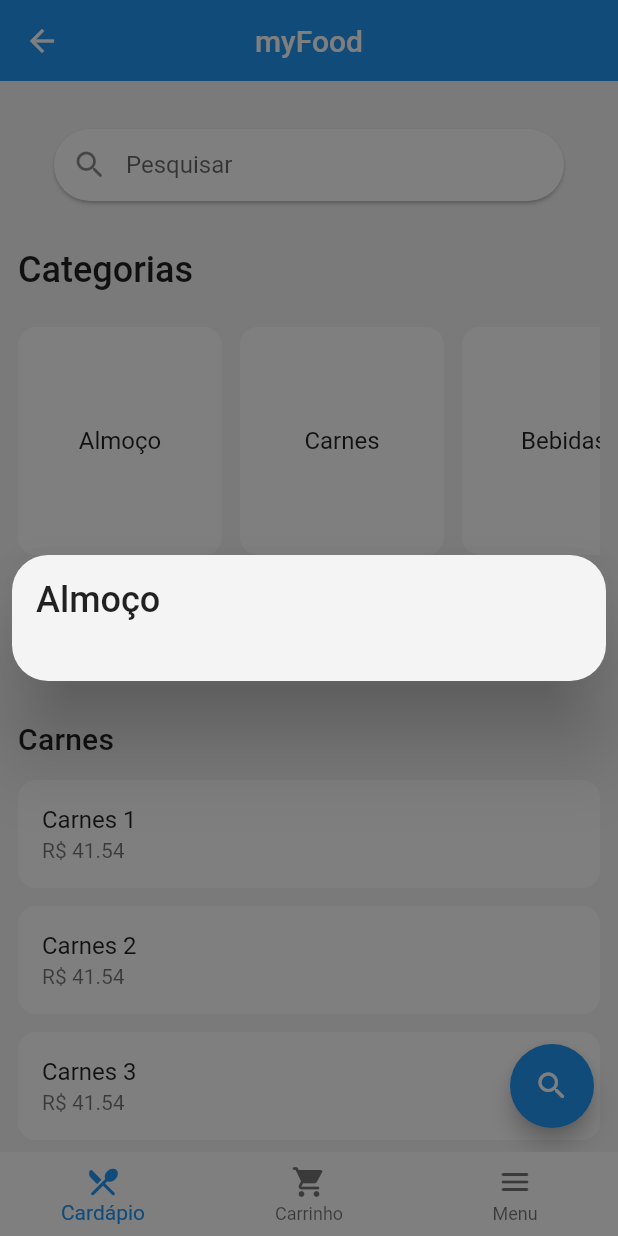
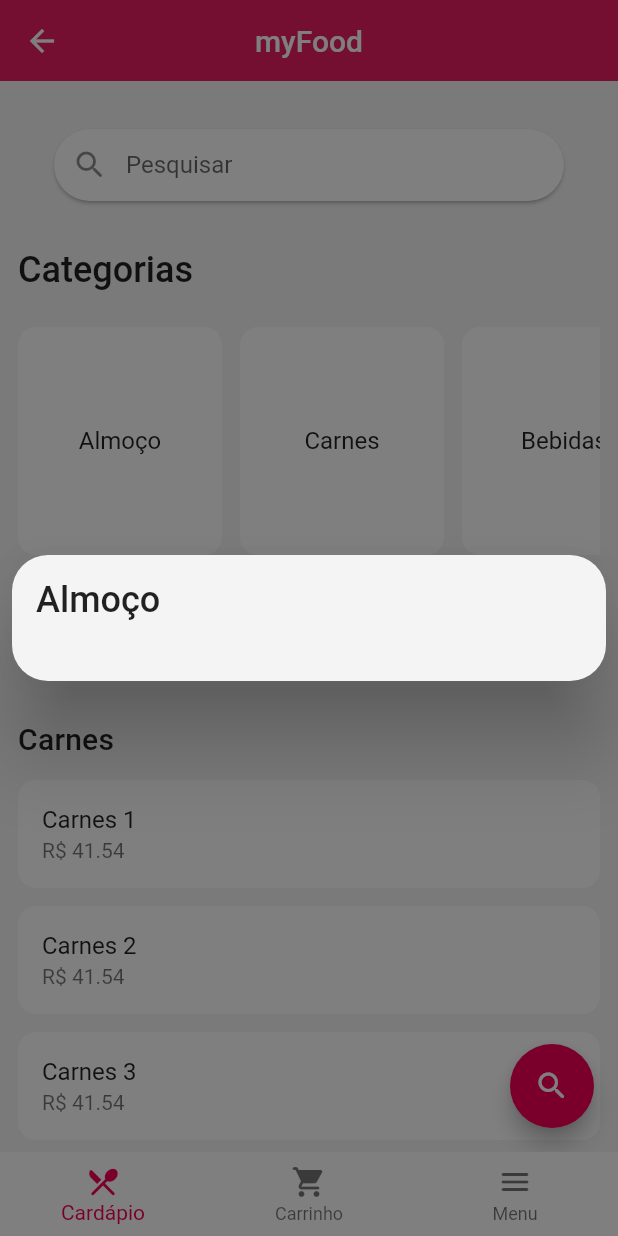
Before and after one commit to mf-tech-solutions/myfood-temp, a Flutter app: the HomeScreen screen opened by its route, after a tap on "Almoço", on a phone screen of 412 x 824 dp. Run offline on Flutter 3.47's test engine with Material 2 defaults, Android fonts, the phone set to English and light mode, and no system bars; our stand-ins replace flutter_redux, mask_text_input_formatter, redux, redux_thunk; accounts and stored records are empty.

Commit message:
app colors passed to Constants class

```diff
--- a/lib/constants.dart
+++ b/lib/constants.dart
@@ -1,6 +1,10 @@
 import 'package:flutter/material.dart';
 
 class Constants {
+  static Color get primaryColor => Colors.pink;
+
+  static Color get accentColor => Colors.pinkAccent[400];
+
   static Color get scaffoldBackgroundColor => Color(0xFFF4F4F4);
 
   static String get loremIpsum =>
--- a/lib/utils.dart
+++ b/lib/utils.dart
@@ -24,7 +24,6 @@ class Utils {
           curve: Curves.fastOutSlowIn,
           parent: animation1,
         );
-        print(child is AlertDialog);
         final dialog = child is AlertDialog
             ? child
             : MyAlertDialog(
```
